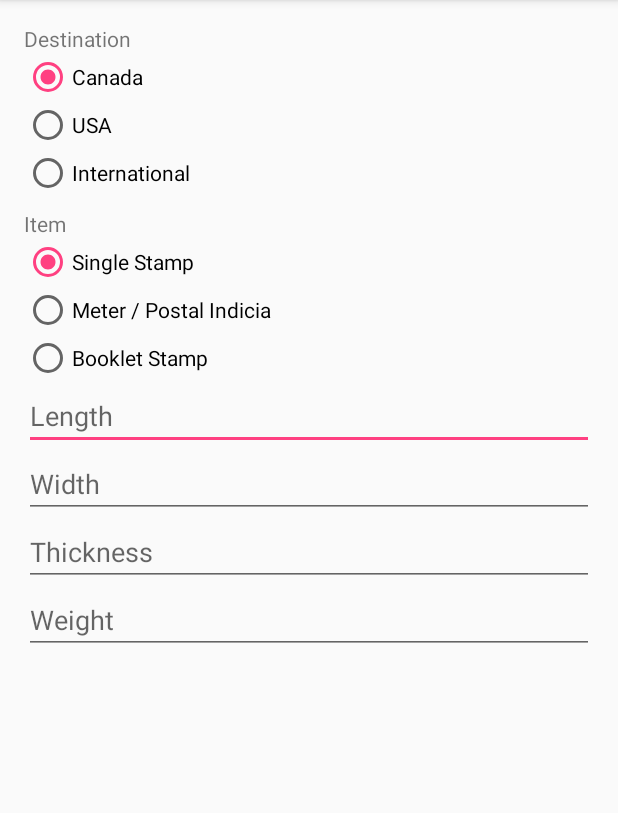
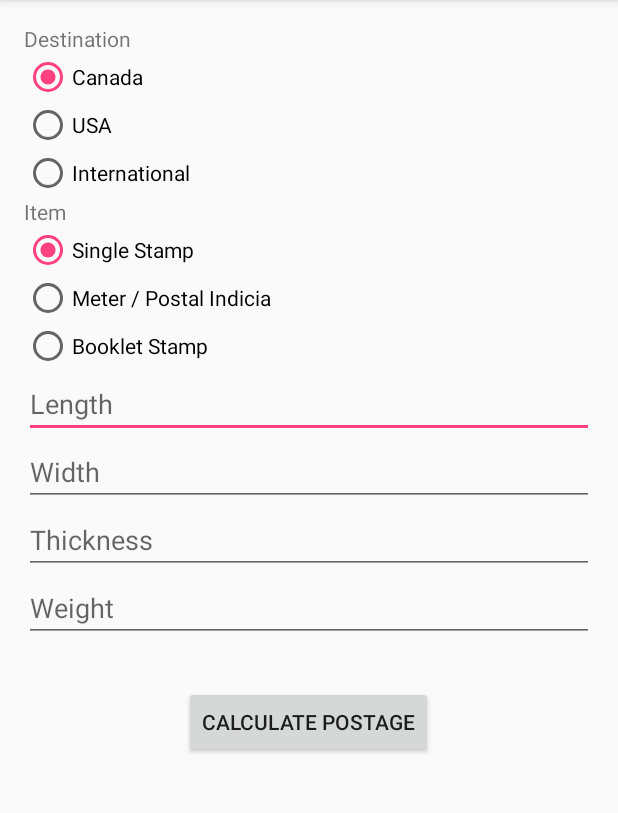
Before and after one commit to demetrios-koziris/ECSE428-TDDapp, an Android app: the screen it shows after launch (MainActivity), on a phone screen of 412 x 824 dp, the part 84-897 px from its top. Run offline under Robolectric (Android 15) with nearby library versions, the phone set to English and light mode, and no system bars.

Commit message:
Finish UI

```diff
--- a/PostalRateCalculator/app/src/main/java/ecse428/postalratecalculator/MainActivity.java
+++ b/PostalRateCalculator/app/src/main/java/ecse428/postalratecalculator/MainActivity.java
@@ -1,50 +1,100 @@
 package ecse428.postalratecalculator;
 
+import android.provider.MediaStore;
 import android.support.v7.app.AppCompatActivity;
 import android.os.Bundle;
+import android.text.TextUtils;
 import android.view.KeyEvent;
+import android.view.View;
 import android.view.inputmethod.EditorInfo;
+import android.widget.Button;
 import android.widget.EditText;
+import android.widget.RadioGroup;
 import android.widget.TextView;
 
-public class MainActivity extends AppCompatActivity implements EditText.OnEditorActionListener {
+public class MainActivity extends AppCompatActivity {
 
     private EditText mLength;
     private EditText mWidth;
     private EditText mThickness;
     private EditText mWeight;
 
+    private int checkedDest;
+    private int checkedItem;
+
+    // Keep track of whether registering has been cancelled
+    private boolean cancel = false;
+    private View focusView = null;
+
     @Override
     protected void onCreate(Bundle savedInstanceState) {
         super.onCreate(savedInstanceState);
         setContentView(R.layout.activity_main);
-//        mLength = (EditText)findViewById(R.id.paramL);
-//        mWidth = (EditText)findViewById(R.id.paramWidth);
-//        mThickness = (EditText)findViewById(R.id.paramT);
-//        mWeight = (EditText)findViewById(R.id.paramWeight);
 
-//        mLength.setOnEditorActionListener(this);
-//        mWidth.setOnEditorActionListener(this);
-//        mThickness.setOnEditorActionListener(this);
-//        mWeight.setOnEditorActionListener(this);
+        mLength = (EditText)findViewById(R.id.textLength);
+        mWidth = (EditText)findViewById(R.id.textWidth);
+        mThickness = (EditText)findViewById(R.id.textThickness);
+        mWeight = (EditText)findViewById(R.id.textWeight);
 
+        RadioGroup destRadio = (RadioGroup)findViewById(R.id.radioDest);
+        RadioGroup itemRadio = (RadioGroup)findViewById(R.id.radioItem);
+
+        checkedDest = destRadio.getCheckedRadioButtonId();
+        checkedItem = itemRadio.getCheckedRadioButtonId();
+
+        Button calcButton = (Button) findViewById(R.id.calcpostage);
+        calcButton.setOnClickListener(new View.OnClickListener() {
+            @Override
+            public void onClick(View view) {
+                validate();
+            }
+        });
     }
 
-    /**
-     * Attempt to register when clicking on Send in the pop up keyboard for email and password and name
-     * @param v
-     * @param actionId
-     * @param event
-     * @return
-     */
-    @Override
-    public boolean onEditorAction(TextView v, int actionId, KeyEvent event) {
-        v.setHint("");
-        boolean handled = false;
-//        if (actionId == R.id.register || actionId == EditorInfo.IME_ACTION_SEND) {
-//            attemptRegister();
-//            handled = true;
-//        }
-        return handled;
+    private void validate() {
+        // Reset errors.
+        mWeight.setError(null);
+        mThickness.setError(null);
+        mWidth.setError(null);
+        mLength.setError(null);
+
+        final String weight = mWeight.getText().toString();
+        final String length = mLength.getText().toString();
+        final String thickness = mThickness.getText().toString();
+        final String width = mWidth.getText().toString();
+
+        // Do validation here.
+        // check if empty
+        if (TextUtils.isEmpty(weight)) {
+            mWeight.setError(getString(R.string.weight_req));
+            focusView = mWeight;
+            cancel = true;
+        }
+        if (TextUtils.isEmpty(thickness)) {
+            mThickness.setError(getString(R.string.thickness_req));
+            focusView = mThickness;
+            cancel = true;
+        }
+        if (TextUtils.isEmpty(width)) {
+            mWidth.setError(getString(R.string.width_req));
+            focusView = mWidth;
+            cancel = true;
+        }
+        if (TextUtils.isEmpty(length)) {
+            mLength.setError(getString(R.string.length_req));
+            focusView = mLength;
+            cancel = true;
+        }
+
+        if (cancel) {
+            cancel = false;
+            focusView.requestFocus();
+        } else {
+            // do stuff
+            // call other function to do actual stuff
+        }
+
+
+        // After validation done, populate Postal object.
     }
 }
--- a/PostalRateCalculator/app/src/main/res/layout/activity_main.xml
+++ b/PostalRateCalculator/app/src/main/res/layout/activity_main.xml
@@ -14,15 +14,16 @@
         android:layout_width="match_parent"
         android:layout_height="match_parent">
 
-        <RadioGroup
-            android:layout_width="match_parent"
-            android:layout_height="123dp">
-
         <TextView
             android:layout_width="wrap_content"
             android:layout_height="wrap_content"
             android:id="@+id/textView"
             android:text="@string/dest" />
+
+        <RadioGroup
+            android:layout_width="match_parent"
+            android:layout_height="wrap_content"
+            android:id="@+id/radioDest">
 
             <RadioButton
                 android:layout_width="wrap_content"
@@ -47,15 +48,16 @@
 
         </RadioGroup>
 
-        <RadioGroup
-            android:layout_width="wrap_content"
-            android:layout_height="wrap_content">
-
         <TextView
             android:layout_width="wrap_content"
             android:layout_height="wrap_content"
             android:text="@string/item"
             android:id="@+id/textView2" />
+
+        <RadioGroup
+            android:layout_width="wrap_content"
+            android:layout_height="wrap_content"
+            android:id="@+id/radioItem">
 
             <RadioButton
                 android:layout_width="wrap_content"
@@ -113,6 +115,20 @@
             android:layout_gravity="center_horizontal"
             android:hint="@string/weight" />
 
+        <TextView
+            android:layout_width="41dp"
+            android:layout_height="wrap_content"
+            android:textAppearance="?android:attr/textAppearanceLarge"
+            android:id="@+id/postage"
+            android:layout_gravity="center_horizontal" />
+
+        <Button
+            android:layout_width="wrap_content"
+            android:layout_height="wrap_content"
+            android:text="Calculate Postage"
+            android:id="@+id/calcpostage"
+            android:layout_gravity="center_horizontal" />
+
     </LinearLayout>
 
 </RelativeLayout>
--- a/PostalRateCalculator/app/src/main/res/values/strings.xml
+++ b/PostalRateCalculator/app/src/main/res/values/strings.xml
@@ -13,4 +13,8 @@
     <string name="single_stamp">Single Stamp</string>
     <string name="meter">Meter / Postal Indicia</string>
     <string name="booklet_stamp">Booklet Stamp</string>
+    <string name="length_req">Length required!</string>
+    <string name="width_req">Width required!</string>
+    <string name="thickness_req">Thickness required!</string>
+    <string name="weight_req">Weight required!</string>
 </resources>
```
Lines whose indentation alone changed are shown as unchanged.
